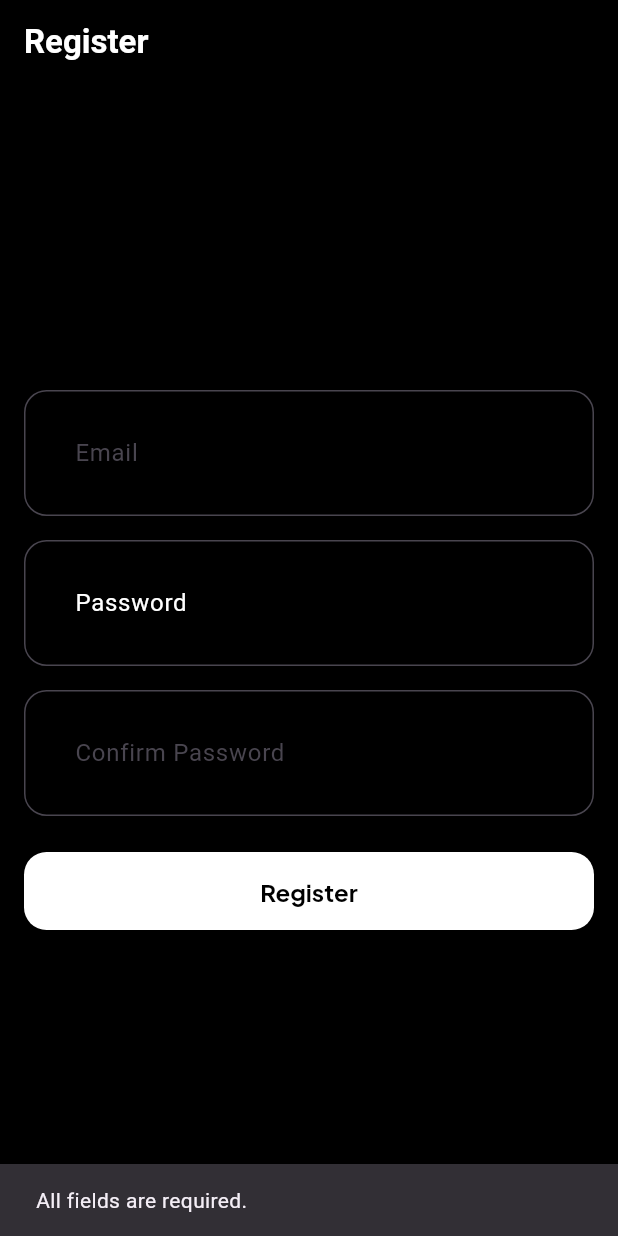
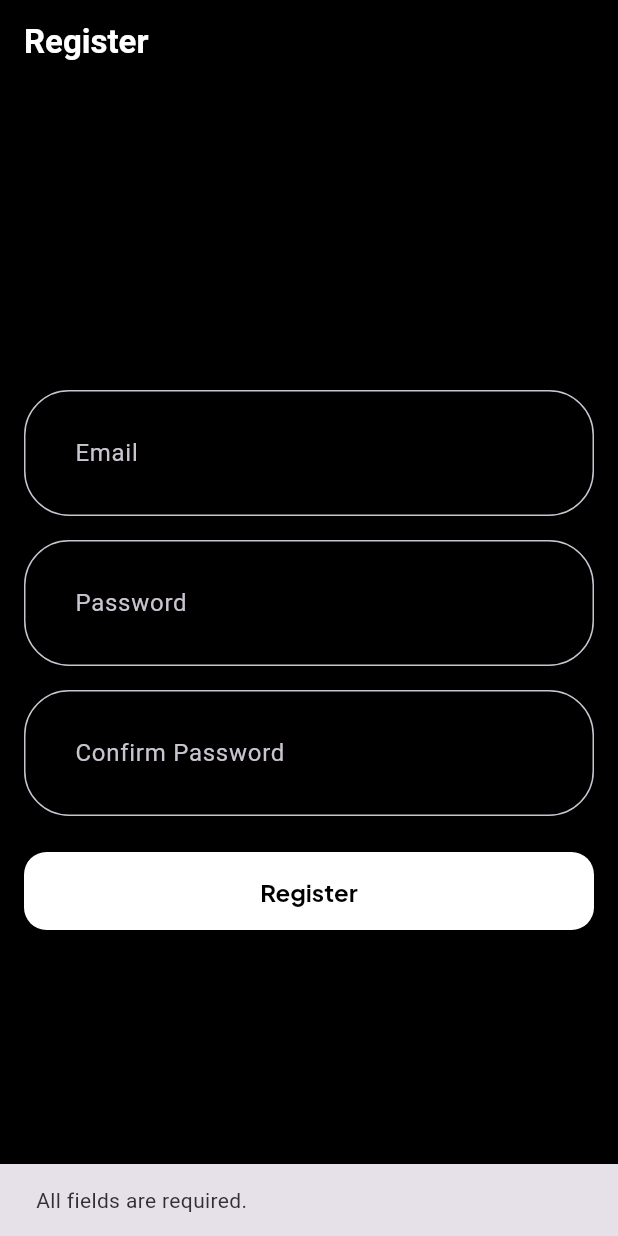
Before and after one commit to Akshat-sGit/ai_chatbot, a Flutter app: the screen it shows after launch, after a tap on "Register", on a phone screen of 412 x 824 dp. Run offline on Flutter 3.47's test engine with Material 3 defaults, Android fonts, the phone set to English and light mode, and no system bars; our stand-ins replace firebase_auth, firebase_core, google_fonts; accounts and stored records are empty.

Commit message:
refactor: update app theme and navigation flow in registration screen

```diff
--- a/frontend/lib/main.dart
+++ b/frontend/lib/main.dart
@@ -17,8 +17,8 @@ class MyApp extends StatelessWidget {
   Widget build(BuildContext context) {
     return MaterialApp(
       title: 'AI Chatbot',
-      theme: AppTheme.lightTheme,
-      darkTheme: AppTheme.darkTheme,
+      theme: AppTheme.darkTheme,
+      // darkTheme: AppTheme.darkTheme,
       home:const RegisterScreen(),
     );
   }
--- a/frontend/lib/screens/register_screen.dart
+++ b/frontend/lib/screens/register_screen.dart
@@ -1,5 +1,6 @@
 // ignore_for_file: use_build_context_synchronously
 
+import 'package:ai_chatbot/screens/chat_screen.dart';
 import 'package:flutter/material.dart';
 import 'package:firebase_auth/firebase_auth.dart';
 
@@ -52,7 +53,11 @@ class _RegisterScreenState extends State<RegisterScreen> {
             content: Text(
                 "User registered successfully: ${userCredential.user?.email}")),
       );
-      Navigator.pop(context); // Navigate back to the previous screen
+      // go to chat_screen
+      Navigator.pushReplacement(
+                context,
+                MaterialPageRoute(builder: (BuildContext context) =>const ChatScreen())
+              );
     } catch (e) {
       ScaffoldMessenger.of(context).showSnackBar(
         SnackBar(content: Text("Registration failed: $e")),
@@ -85,43 +90,25 @@ class _RegisterScreenState extends State<RegisterScreen> {
                 children: [
                   TextField(
                     controller: emailController,
-                    decoration: InputDecoration(
+                    decoration:const InputDecoration(
                       labelText: "Email",
-                      hintText: "Email",
-                      border: OutlineInputBorder(
-                        borderSide:const BorderSide(color: Colors.white, width: 5),
-                        borderRadius: BorderRadius.circular(15),
-                      ),
                     ).applyDefaults(Theme.of(context).inputDecorationTheme),
                     keyboardType: TextInputType.emailAddress,
-
                   ),
                   const SizedBox(height: 16),
                   TextField(
                     controller: passwordController,
-                    decoration: InputDecoration(
+                    decoration: const InputDecoration(
                       labelText: "Password",
-                      enabled: true,
-                      labelStyle: const TextStyle(color: Colors.white),
-                      border: OutlineInputBorder(
-                        borderSide:const BorderSide(color: Colors.white, width: 5),
-                        borderRadius: BorderRadius.circular(15),
-                      ),
-                    ),
+                    ).applyDefaults(Theme.of(context).inputDecorationTheme),
                     obscureText: true,
                   ),
                   const SizedBox(height: 16),
                   TextField(
                     controller: confirmPasswordController,
-                    decoration: InputDecoration(
+                    decoration:const InputDecoration(
                       labelText: "Confirm Password",
-                      hintText: "Confirm Password",
-
-                      border: OutlineInputBorder(
-                         borderSide:const BorderSide(color: Colors.white, width: 5),
-                         borderRadius: BorderRadius.circular(15),
-                      ),
-                    ),
+                    ).applyDefaults(Theme.of(context).inputDecorationTheme),
                     obscureText: true,
                   ),
                   const SizedBox(height: 24),
```
Also changed, not shown: frontend/lib/core/theme/app_theme.dart (+7 -21 lines), 2 other files.
